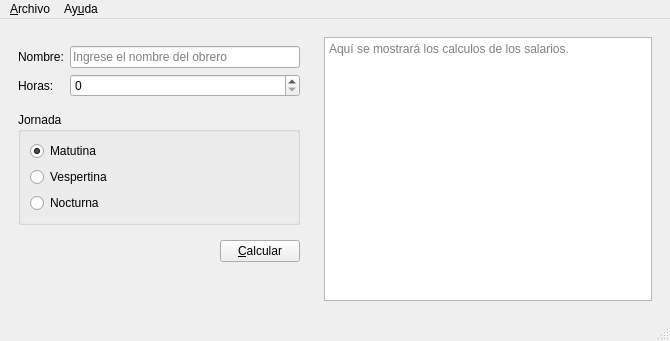
Old version of the form salarios.ui in the repository Lion999CAP/Salarios.
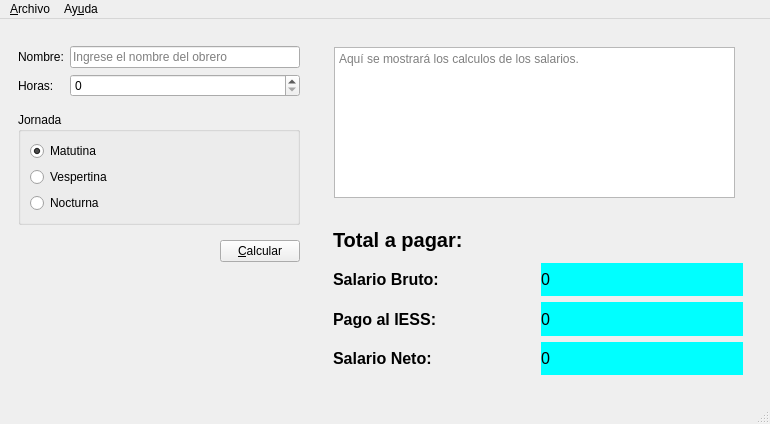
New version of the form. Icons and pictures are not drawn.

Commit message: V1.2 agrego de calculos de la suma total a pagar

The edit to the form file:
```diff
--- a/salarios.ui
+++ b/salarios.ui
@@ -6,8 +6,8 @@
    <rect>
     <x>0</x>
     <y>0</y>
-    <width>670</width>
-    <height>341</height>
+    <width>770</width>
+    <height>424</height>
    </rect>
   </property>
   <property name="windowTitle">
@@ -168,16 +168,129 @@
      <widget class="QWidget" name="widget_2" native="true">
       <layout class="QVBoxLayout" name="verticalLayout_3">
        <item>
-        <widget class="QPlainTextEdit" name="outResultado">
-         <property name="font">
-          <font/>
-         </property>
-         <property name="readOnly">
-          <bool>true</bool>
-         </property>
-         <property name="placeholderText">
-          <string>Aquí se mostrará los calculos de los salarios.</string>
-         </property>
+        <widget class="QWidget" name="widget_5" native="true">
+         <widget class="QPlainTextEdit" name="outResultado">
+          <property name="geometry">
+           <rect>
+            <x>10</x>
+            <y>10</y>
+            <width>401</width>
+            <height>151</height>
+           </rect>
+          </property>
+          <property name="font">
+           <font/>
+          </property>
+          <property name="readOnly">
+           <bool>true</bool>
+          </property>
+          <property name="placeholderText">
+           <string>Aquí se mostrará los calculos de los salarios.</string>
+          </property>
+         </widget>
+        </widget>
+       </item>
+       <item>
+        <widget class="QWidget" name="widget_6" native="true">
+         <layout class="QGridLayout" name="gridLayout">
+          <item row="0" column="0">
+           <widget class="QLabel" name="label_3">
+            <property name="font">
+             <font>
+              <pointsize>15</pointsize>
+              <bold>true</bold>
+             </font>
+            </property>
+            <property name="text">
+             <string>Total a pagar:</string>
+            </property>
+           </widget>
+          </item>
+          <item row="1" column="0">
+           <widget class="QLabel" name="label_4">
+            <property name="font">
+             <font>
+              <pointsize>12</pointsize>
+              <bold>true</bold>
+             </font>
+            </property>
+            <property name="text">
+             <string>Salario Bruto:</string>
+            </property>
+           </widget>
+          </item>
+          <item row="1" column="1">
+           <widget class="QLabel" name="outSbruto">
+            <property name="font">
+             <font>
+              <pointsize>12</pointsize>
+             </font>
+            </property>
+            <property name="styleSheet">
+             <string notr="true">background-color: rgb(0, 255, 255);</string>
+            </property>
+            <property name="text">
+             <string>0</string>
+            </property>
+           </widget>
+          </item>
+          <item row="2" column="0">
+           <widget class="QLabel" name="label_5">
+            <property name="font">
+             <font>
+              <pointsize>12</pointsize>
+              <bold>true</bold>
+             </font>
+            </property>
+            <property name="text">
+             <string>Pago al IESS:</string>
+            </property>
+           </widget>
+          </item>
+          <item row="2" column="1">
+           <widget class="QLabel" name="outSiess">
+            <property name="font">
+             <font>
+              <pointsize>12</pointsize>
+             </font>
+            </property>
+            <property name="styleSheet">
+             <string notr="true">background-color: rgb(0, 255, 255);</string>
+            </property>
+            <property name="text">
+             <string>0</string>
+            </property>
+           </widget>
+          </item>
+          <item row="3" column="0">
+           <widget class="QLabel" name="label_6">
+            <property name="font">
+             <font>
+              <pointsize>12</pointsize>
+              <bold>true</bold>
+             </font>
+            </property>
+            <property name="text">
+             <string>Salario Neto:</string>
+            </property>
+           </widget>
+          </item>
+          <item row="3" column="1">
+           <widget class="QLabel" name="outSneto">
+            <property name="font">
+             <font>
+              <pointsize>12</pointsize>
+             </font>
+            </property>
+            <property name="styleSheet">
+             <string notr="true">background-color: rgb(0, 255, 255);</string>
+            </property>
+            <property name="text">
+             <string>0</string>
+            </property>
+           </widget>
+          </item>
+         </layout>
         </widget>
        </item>
       </layout>
@@ -190,7 +303,7 @@
     <rect>
      <x>0</x>
      <y>0</y>
-     <width>670</width>
+     <width>770</width>
      <height>22</height>
     </rect>
    </property>
```
The commit also changes 10 other files.
